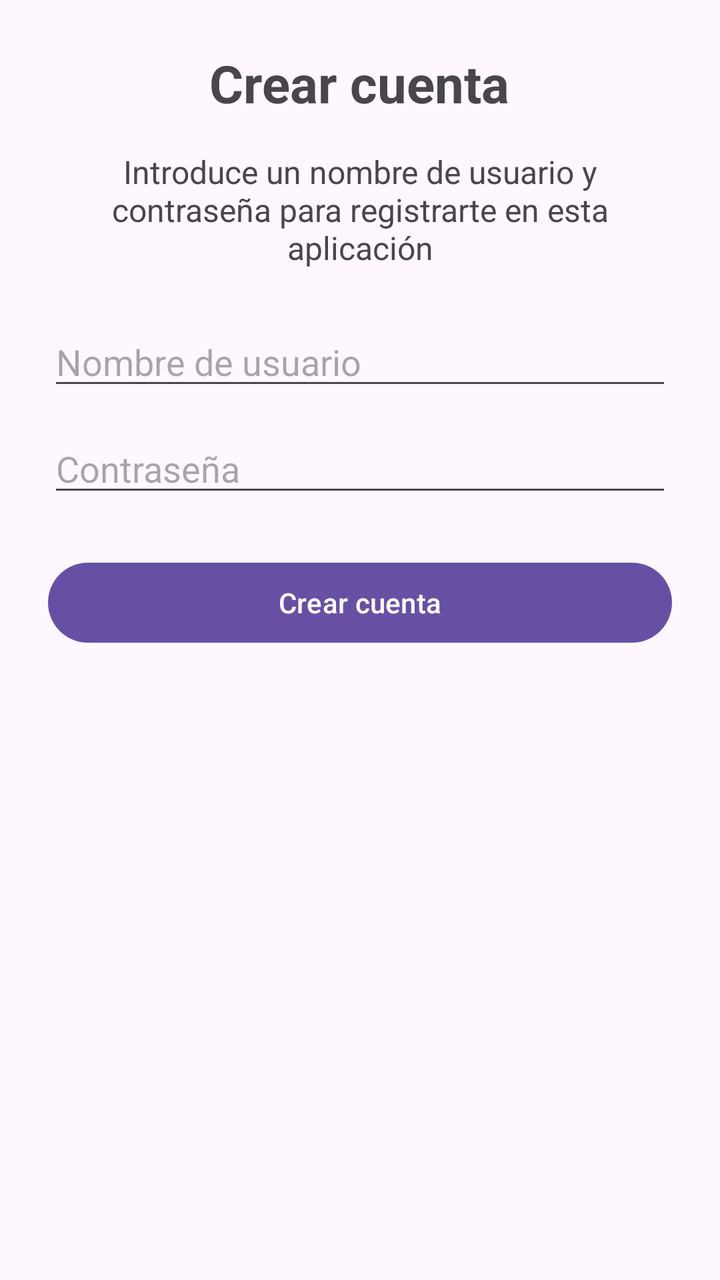
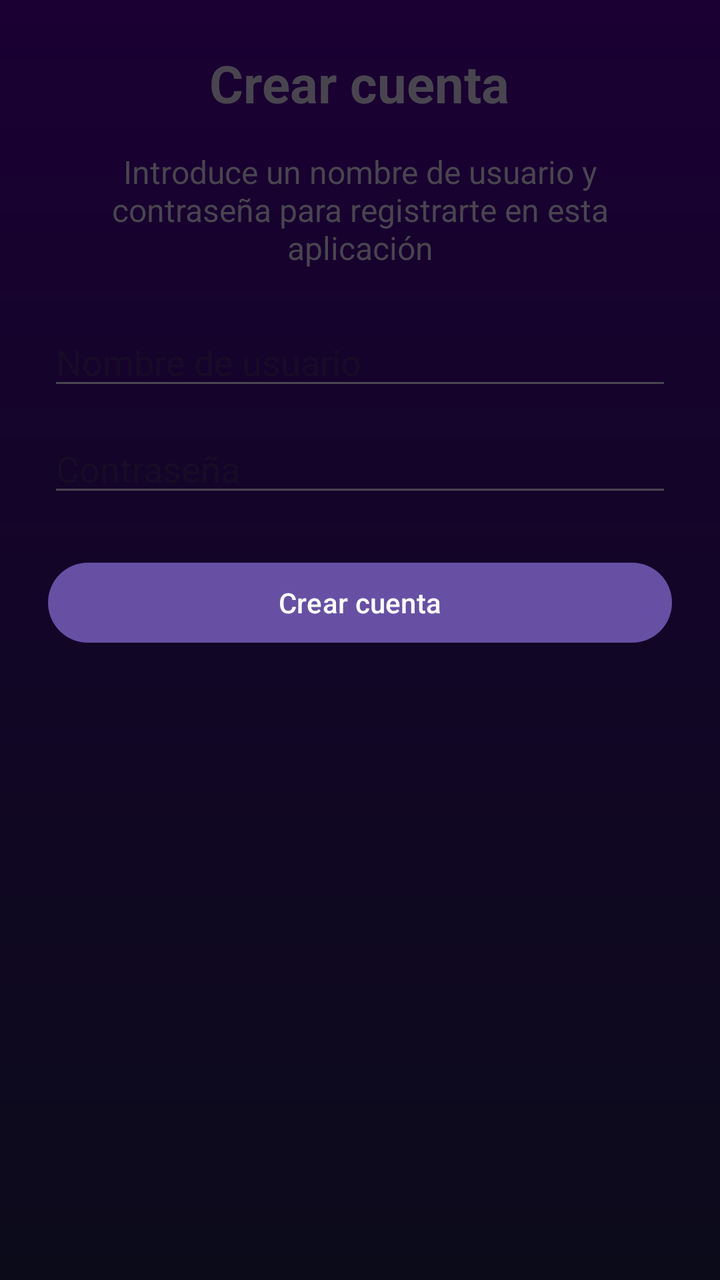

The first picture is an Android layout as it rendered before a commit; the second is the same layout after the commit. The layout source and the unified diff follow.
<!-- AndroidManifest.xml: application theme Theme.FerrolApp -->
<!-- res/layout/fragment_register.xml -->
<?xml version="1.0" encoding="utf-8"?>
<LinearLayout xmlns:android="http://schemas.android.com/apk/res/android"
    android:layout_width="match_parent"
    android:layout_height="match_parent"
    android:orientation="vertical"
    android:padding="24dp">

    
    <TextView
        android:layout_width="wrap_content"
        android:layout_height="wrap_content"
        android:text="Crear cuenta"
        android:textSize="26sp"
        android:textStyle="bold"
        android:layout_gravity="center_horizontal"
        android:paddingBottom="16dp"/>

    
    <TextView
        android:layout_width="wrap_content"
        android:layout_height="wrap_content"
        android:text="Introduce un nombre de usuario y contraseña para registrarte en esta aplicación"
        android:textSize="16sp"
        android:paddingBottom="24dp"
        android:gravity="center"/>


    
    <EditText
        android:id="@+id/etUsername"
        android:layout_width="match_parent"
        android:layout_height="wrap_content"
        android:hint="Nombre de usuario"
        android:inputType="textPersonName"/>

    
    <EditText
        android:id="@+id/etPassword"
        android:layout_width="match_parent"
        android:layout_height="wrap_content"
        android:hint="Contraseña"
        android:inputType="textPassword"
        android:layout_marginTop="12dp"/>

    
    <TextView
        android:id="@+id/tvError"
        android:layout_width="wrap_content"
        android:layout_height="wrap_content"
        android:text="Ese nombre de usuario ya existe"
        android:textColor="@android:color/holo_red_dark"
        android:visibility="gone"
        android:layout_marginTop="12dp"/>

    
    <Button
        android:id="@+id/btnCreateAccount"
        android:layout_width="match_parent"
        android:layout_height="wrap_content"
        android:text="Crear cuenta"
        android:layout_marginTop="24dp"/>

</LinearLayout>
<!-- resources referenced by this layout -->
<resources>
  <style name="Theme.FerrolApp" parent="Base.Theme.FerrolApp" />
  <style name="Base.Theme.FerrolApp" parent="Theme.Material3.DayNight.NoActionBar">
          
          
      </style>
</resources>

<!-- the commit's change to res/layout/fragment_register.xml (unified diff, before → after) -->
@@ -3,7 +3,8 @@
     android:layout_width="match_parent"
     android:layout_height="match_parent"
     android:orientation="vertical"
-    android:padding="24dp">
+    android:padding="24dp"
+    android:background="@drawable/bg_retro">
 
     
     <TextView
<!-- resource entries referenced after the edit -->
@@ -1,5 +1,13 @@
 <!-- resources referenced by this layout -->
 <resources>
+  <!-- drawable bg_retro (drawable) -->
+  <?xml version="1.0" encoding="utf-8"?>
+  <shape xmlns:android="http://schemas.android.com/apk/res/android">
+      <gradient
+          android:startColor="#0B0B1A"
+          android:endColor="#1A0033"
+          android:angle="90"/>
+  </shape>
   <style name="Theme.FerrolApp" parent="Base.Theme.FerrolApp" />
   <style name="Base.Theme.FerrolApp" parent="Theme.Material3.DayNight.NoActionBar">
           
